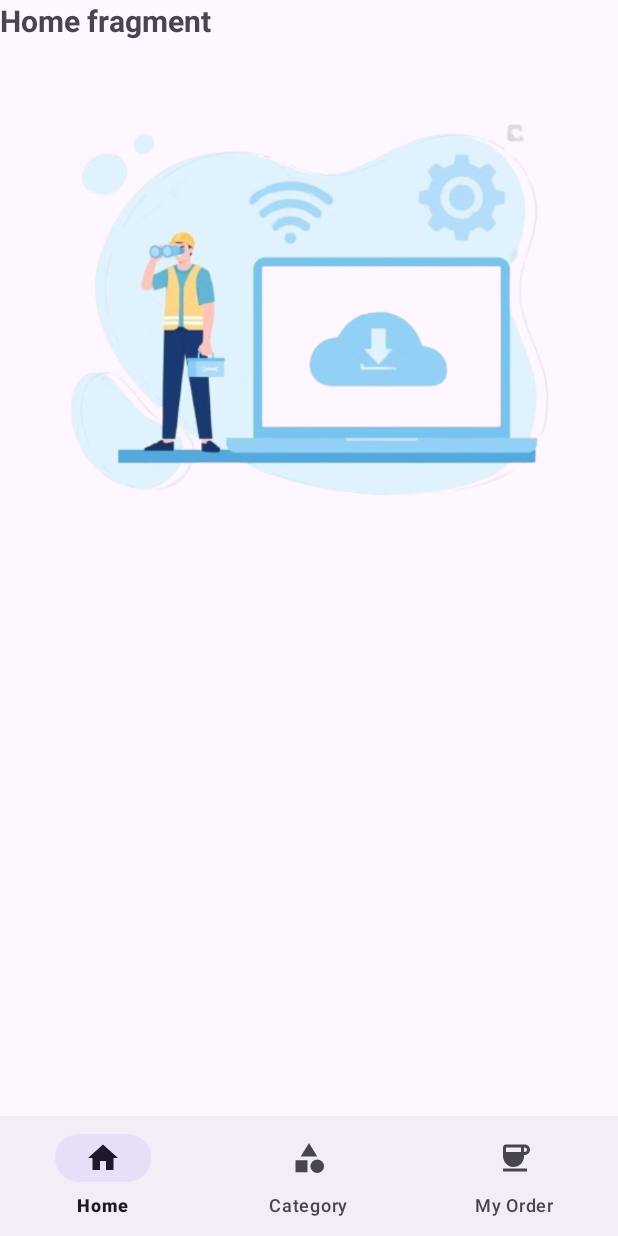
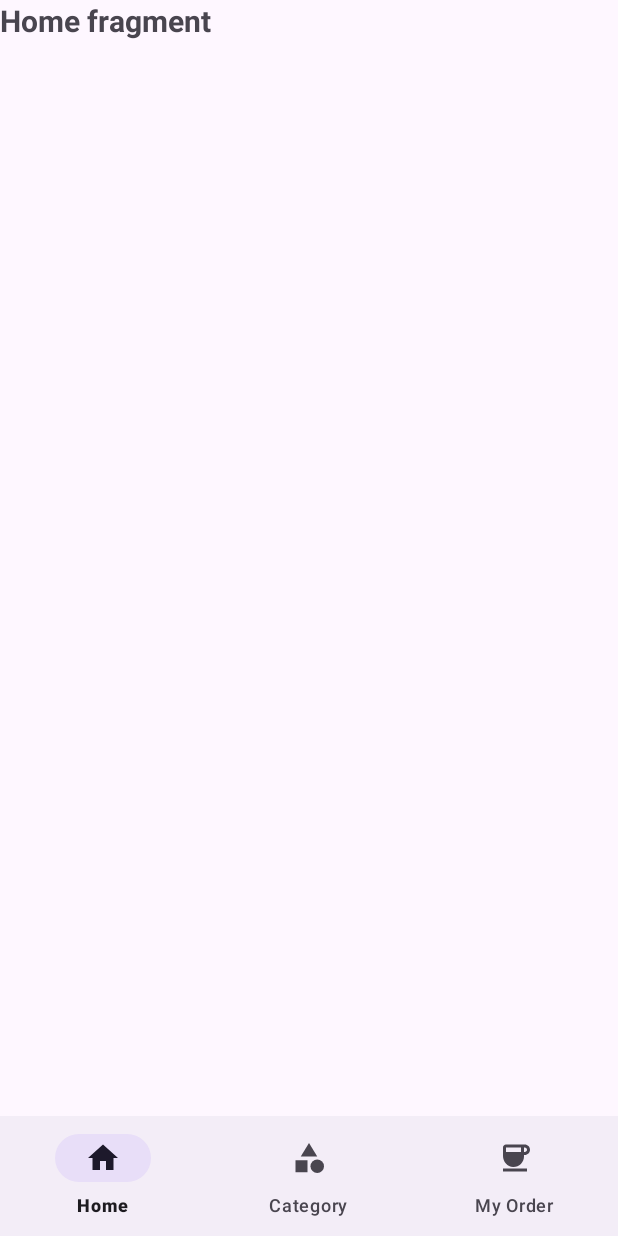
Before and after one commit to aabbhhiijadhav/Foodiz-App, an Android app: the HomePage screen opened directly, with no data from a screen before it, on a phone screen of 412 x 824 dp. Run offline under Robolectric (Android 15) with nearby library versions, the phone set to English and light mode, and no system bars; Roboto replaces fonts that are not available here.

Commit message:
Removing the home page image from home activity

```diff
--- a/app/src/main/res/layout/activity_home_page.xml
+++ b/app/src/main/res/layout/activity_home_page.xml
@@ -19,10 +19,6 @@
             android:id="@+id/home_page_bottomnavigationview"
             app:menu="@menu/navigation_bottom_menu"
             android:layout_alignParentBottom="true"/>
-    <ImageView
-        android:layout_width="wrap_content"
-        android:layout_height="wrap_content"
-        android:src="@drawable/networkconnection"/>
 
 
 
```
